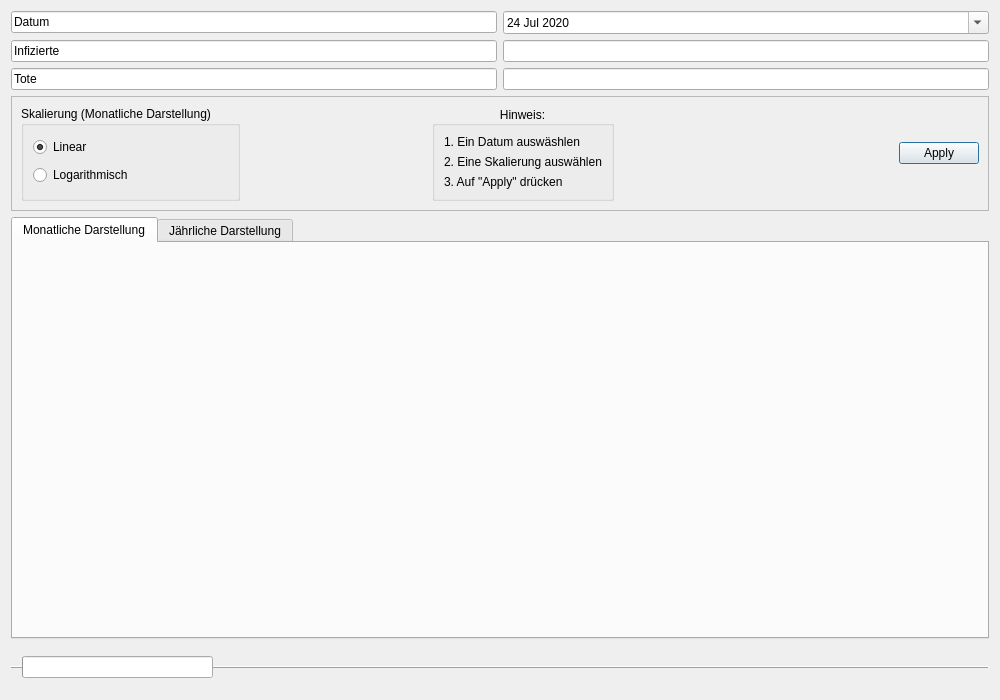
Above: src/bosnien.ui from JosephBisso/Starlink before the change. Below: the same form after it.
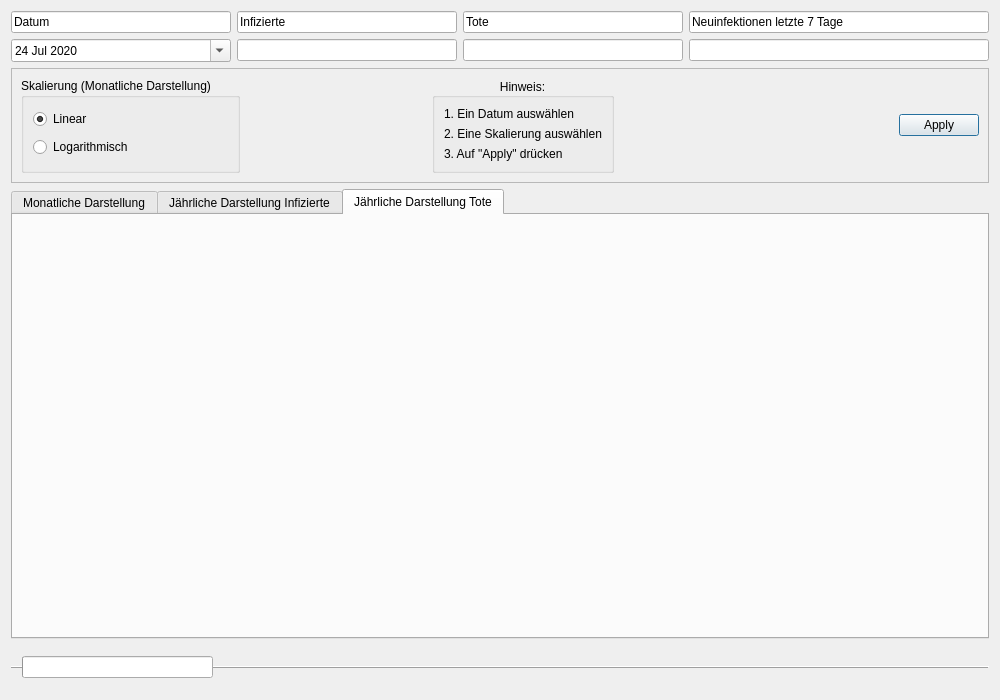
That is the form after the change.

```diff
--- a/src/bosnien.ui
+++ b/src/bosnien.ui
@@ -13,16 +13,9 @@
   <property name="windowTitle">
    <string>Bosnien</string>
   </property>
-  <layout class="QGridLayout" name="gridLayout_3">
-   <item row="0" column="0">
+   <layout class="QVBoxLayout" name="verticalLayout_7">
+    <item>
     <layout class="QGridLayout" name="gridLayout">
-     <item row="4" column="3">
-      <widget class="QLineEdit" name="lineEdit_4">
-       <property name="readOnly">
-        <bool>true</bool>
-       </property>
-      </widget>
-     </item>
      <item row="2" column="0">
       <widget class="QLineEdit" name="lineEdit_3">
        <property name="text">
@@ -33,10 +26,23 @@
        </property>
       </widget>
      </item>
-     <item row="5" column="0">
-      <widget class="QLineEdit" name="lineEdit_5">
+      <item row="4" column="4">
+       <widget class="QLineEdit" name="lineEdit_7">
+        <property name="readOnly">
+         <bool>true</bool>
+        </property>
+       </widget>
+      </item>
+      <item row="2" column="4">
+       <widget class="QLineEdit" name="lineEdit_2">
+        <property name="minimumSize">
+         <size>
+          <width>300</width>
+          <height>0</height>
+         </size>
+        </property>
        <property name="text">
-        <string>Tote</string>
+         <string>Neuinfektionen letzte 7 Tage</string>
        </property>
        <property name="readOnly">
         <bool>true</bool>
@@ -44,23 +50,6 @@
       </widget>
      </item>
      <item row="4" column="0">
-      <widget class="QLineEdit" name="lineEdit">
-       <property name="text">
-        <string>Infizierte</string>
-       </property>
-       <property name="readOnly">
-        <bool>true</bool>
-       </property>
-      </widget>
-     </item>
-     <item row="5" column="3">
-      <widget class="QLineEdit" name="lineEdit_6">
-       <property name="readOnly">
-        <bool>true</bool>
-       </property>
-      </widget>
-     </item>
-     <item row="2" column="3">
       <widget class="QDateEdit" name="dateEdit">
        <property name="readOnly">
         <bool>false</bool>
@@ -71,6 +60,16 @@
        <property name="accelerated">
         <bool>false</bool>
        </property>
+        <property name="dateTime">
+         <datetime>
+          <hour>0</hour>
+          <minute>0</minute>
+          <second>0</second>
+          <year>2020</year>
+          <month>7</month>
+          <day>24</day>
+         </datetime>
+        </property>
        <property name="minimumDateTime">
         <datetime>
          <hour>0</hour>
@@ -99,40 +98,43 @@
        </property>
       </widget>
      </item>
-    </layout>
-   </item>
-   <item row="5" column="0">
-    <layout class="QVBoxLayout" name="verticalLayout">
-     <item>
-      <widget class="QTabWidget" name="tabWidget">
-       <property name="currentIndex">
-        <number>0</number>
-       </property>
-       <widget class="QWidget" name="tab">
-        <attribute name="title">
-         <string>Monatliche Darstellung</string>
-        </attribute>
-        <layout class="QGridLayout" name="gridLayout_2">
-         <item row="0" column="0">
-          <layout class="QVBoxLayout" name="verticalLayout_3"/>
-         </item>
-        </layout>
+      <item row="2" column="1">
+       <widget class="QLineEdit" name="lineEdit">
+        <property name="text">
+         <string>Infizierte</string>
+        </property>
+        <property name="readOnly">
+         <bool>true</bool>
+        </property>
+       </widget>
+      </item>
+      <item row="4" column="1">
+       <widget class="QLineEdit" name="lineEdit_4">
+        <property name="readOnly">
+         <bool>true</bool>
+        </property>
+       </widget>
+      </item>
+      <item row="4" column="2">
+       <widget class="QLineEdit" name="lineEdit_6">
+        <property name="readOnly">
+         <bool>true</bool>
+        </property>
        </widget>
-       <widget class="QWidget" name="Tab_2">
-        <attribute name="title">
-         <string>Jährliche Darstellung</string>
-        </attribute>
-        <layout class="QVBoxLayout" name="verticalLayout_5">
-         <item>
-          <layout class="QVBoxLayout" name="verticalLayout_4"/>
-         </item>
-        </layout>
+      </item>
+      <item row="2" column="2">
+       <widget class="QLineEdit" name="lineEdit_5">
+        <property name="text">
+         <string>Tote</string>
+        </property>
+        <property name="readOnly">
+         <bool>true</bool>
+        </property>
        </widget>
-      </widget>
      </item>
     </layout>
    </item>
-   <item row="2" column="0">
+    <item>
     <widget class="QFrame" name="frame">
      <property name="frameShape">
       <enum>QFrame::StyledPanel</enum>
@@ -201,7 +203,7 @@
          <item row="0" column="0">
           <widget class="QLabel" name="label">
            <property name="text">
-            <string>1. Ein Datum auswäshlen</string>
+             <string>1. Ein Datum auswählen</string>
            </property>
           </widget>
          </item>
@@ -258,7 +260,48 @@
      </layout>
     </widget>
    </item>
-   <item row="6" column="0">
+    <item>
+     <layout class="QVBoxLayout" name="verticalLayout">
+      <item>
+       <widget class="QTabWidget" name="tabWidget">
+        <property name="currentIndex">
+         <number>2</number>
+        </property>
+        <widget class="QWidget" name="tab">
+         <attribute name="title">
+          <string>Monatliche Darstellung</string>
+         </attribute>
+         <layout class="QGridLayout" name="gridLayout_2">
+          <item row="0" column="0">
+           <layout class="QVBoxLayout" name="verticalLayout_3"/>
+          </item>
+         </layout>
+        </widget>
+        <widget class="QWidget" name="Tab_2">
+         <attribute name="title">
+          <string>Jährliche Darstellung Infizierte</string>
+         </attribute>
+         <layout class="QVBoxLayout" name="verticalLayout_5">
+          <item>
+           <layout class="QVBoxLayout" name="verticalLayout_4"/>
+          </item>
+         </layout>
+        </widget>
+        <widget class="QWidget" name="tab_3">
+         <attribute name="title">
+          <string>Jährliche Darstellung Tote</string>
+         </attribute>
+         <layout class="QVBoxLayout" name="verticalLayout_8">
+          <item>
+           <layout class="QVBoxLayout" name="verticalLayout_2"/>
+          </item>
+         </layout>
+        </widget>
+       </widget>
+      </item>
+     </layout>
+    </item>
+    <item>
     <widget class="QFrame" name="frame_2">
      <property name="frameShape">
       <enum>QFrame::HLine</enum>
```
Lines whose indentation alone changed are shown as unchanged.
